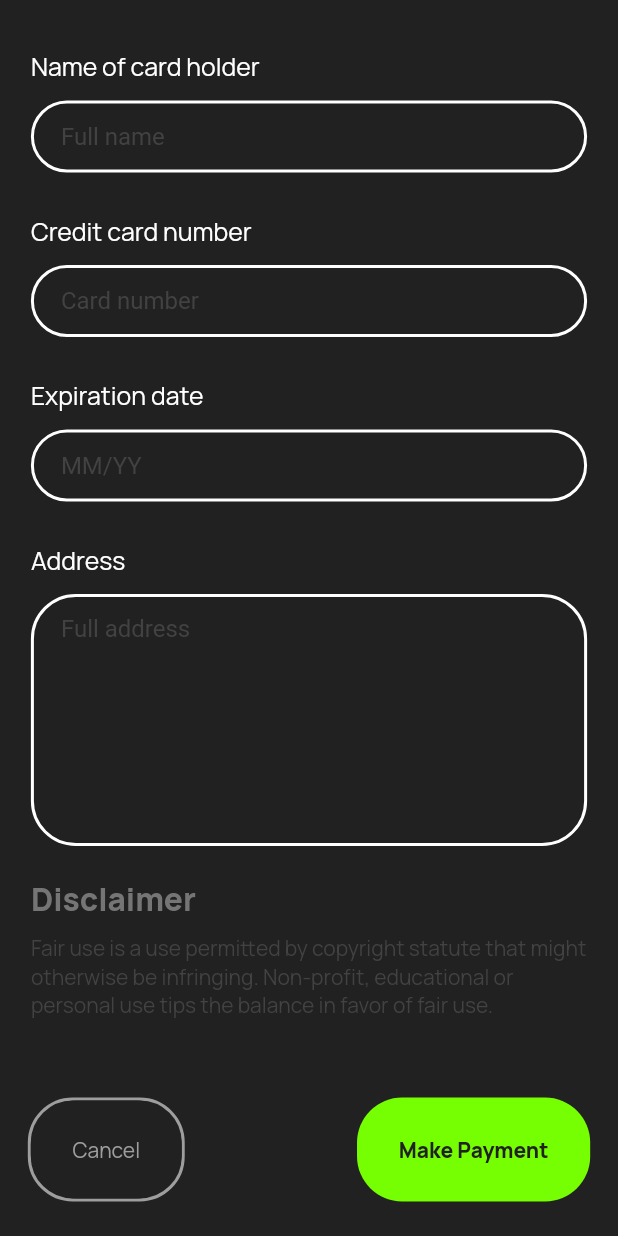
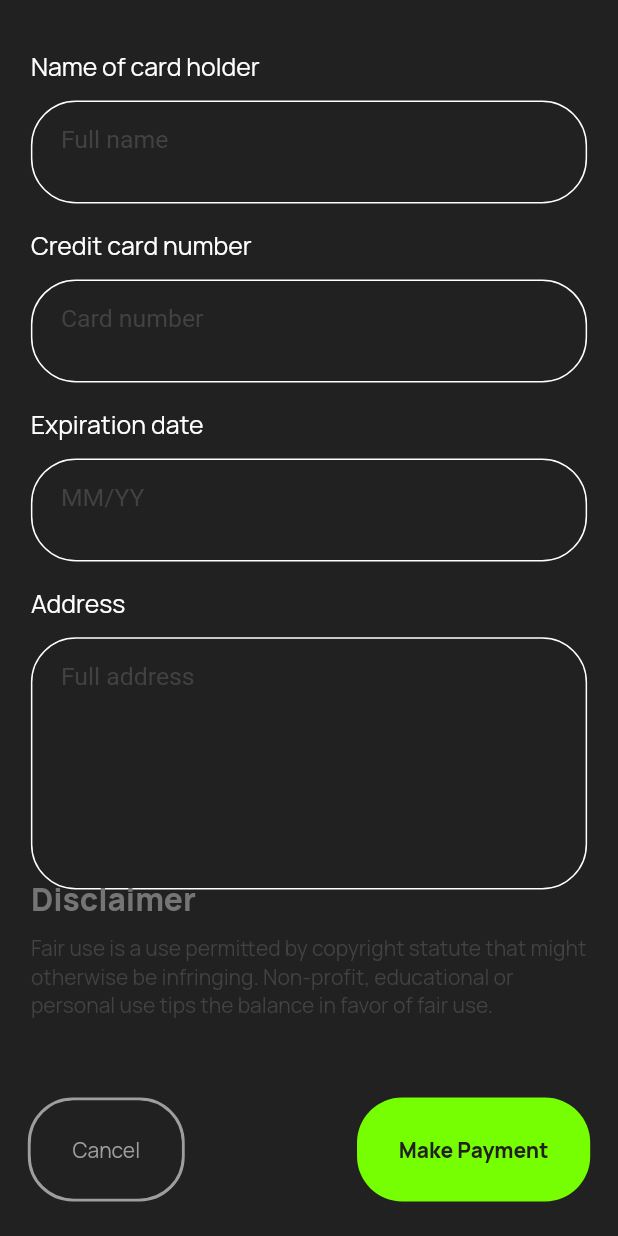
Before and after one commit to Magynon/ALBOOM, a Flutter app: the screen it shows after launch, item 2 of the bottom bar chosen, after a tap on "Payment Info", on a phone screen of 412 x 824 dp. Run offline on Flutter 3.47's test engine with Material 2 defaults, Android fonts, the light colour scheme and no system bars; our stand-ins replace share.

Commit message:
updated backend with Provider & on checkout, cart list empties

```diff
--- a/lib/Objects/cartItem.dart
+++ b/lib/Objects/cartItem.dart
@@ -1,4 +1,6 @@
 import 'dart:math';
+
+import 'package:flutter/foundation.dart';
 
 import 'album.dart';
 
@@ -9,7 +11,7 @@ class CartItem {
   CartItem(this.item, this.quantity);
 }
 
-class ListOfCartItems {
+class ListOfCartItems with ChangeNotifier {
   late List<CartItem> listOfItems;
   int subTotal = 0, shippingFees = 0, total = 0;
 
@@ -21,6 +23,7 @@ class ListOfCartItems {
 
     total = shippingFees;
     subTotal = 0;
+    notifyListeners();
   }
 
   addItemToList(CartItem item) {
@@ -32,6 +35,8 @@ class ListOfCartItems {
         // update final prices
         subTotal += item.item.price;
         total += item.item.price;
+        notifyListeners();
+
         return;
       }
     }
@@ -39,6 +44,7 @@ class ListOfCartItems {
     listOfItems.add(item);
     subTotal += item.item.price;
     total += item.item.price;
+    notifyListeners();
   }
 
   popItemFromList(CartItem item) {
@@ -54,6 +60,8 @@ class ListOfCartItems {
         // update final prices
         subTotal -= item.item.price;
         total -= item.item.price;
+        notifyListeners();
+
         return;
       }
     }
@@ -66,5 +74,6 @@ class ListOfCartItems {
     }
     total = shippingFees;
     subTotal = 0;
+    notifyListeners();
   }
 }
--- a/lib/database/AlbumList.dart
+++ b/lib/database/AlbumList.dart
@@ -5,10 +5,10 @@ import 'package:app/Objects/cartItem.dart';
 import 'package:app/screens/buyAlbum_landscape.dart';
 import 'package:app/screens/buyAlbum_portrait.dart';
 import 'package:flutter/material.dart';
+import 'package:provider/provider.dart';
 
 class AlbumList extends StatefulWidget {
-  final ListOfCartItems itemList;
-  const AlbumList({Key? key, required this.itemList}) : super(key: key);
+  const AlbumList({Key? key}) : super(key: key);
 
   @override
   _AlbumListState createState() => _AlbumListState();
@@ -91,7 +91,7 @@ class _AlbumListState extends State<AlbumList> {
               ),
               child: Column(
                 children: [
-                  _albumArt(albumList, index),
+                  _albumArt(index),
                   Container(
                     width: 150,
                     child: _likeArea(albumList, index),
@@ -105,7 +105,9 @@ class _AlbumListState extends State<AlbumList> {
     );
   }
 
-  Widget _albumArt(ListOfAlbums albumList, int index) {
+  Widget _albumArt(int index) {
+    final itemList = Provider.of<ListOfCartItems>(context);
+
     return GestureDetector(
       onTap: () {
         showDialog(
@@ -116,12 +118,12 @@ class _AlbumListState extends State<AlbumList> {
                 if (orientation == Orientation.portrait)
                   return BuyScreenPortrait(
                     albumObj: albumList.listOfAlbums.elementAt(index),
-                    itemList: widget.itemList,
+                    itemList: itemList,
                   );
                 else
                   return BuyScreenLandscape(
                     albumObj: albumList.listOfAlbums.elementAt(index),
-                    itemList: widget.itemList,
+                    itemList: itemList,
                   );
               },
             );
--- a/lib/screens/cart_screen.dart
+++ b/lib/screens/cart_screen.dart
@@ -2,6 +2,7 @@ import 'package:app/Objects/cartItem.dart';
 import 'package:app/screens/checkout_screen.dart';
 import 'package:flutter/material.dart';
 import 'package:flutter/services.dart';
+import 'package:provider/provider.dart';
 
 void checkoutDialog(BuildContext context, ListOfCartItems itemList) {
   WidgetsBinding.instance!.addPostFrameCallback((_) => Navigator.push(
@@ -12,8 +13,7 @@ void checkoutDialog(BuildContext context, ListOfCartItems itemList) {
 }
 
 class CartScreen extends StatefulWidget {
-  final ListOfCartItems itemList;
-  CartScreen({Key? key, required this.itemList}) : super(key: key);
+  CartScreen({Key? key}) : super(key: key);
 
   @override
   _CartScreenState createState() => _CartScreenState();
@@ -42,11 +42,11 @@ class _CartScreenState extends State<CartScreen> {
   Widget build(BuildContext context) {
     double screenHeight = MediaQuery.of(context).size.height - 70 - 60;
     double screenWidth = MediaQuery.of(context).size.width * 0.9;
-
-    for (int i = 0; i < widget.itemList.listOfItems.length; i++) {
-      print(widget.itemList.listOfItems[i].item.name);
-      print(widget.itemList.listOfItems[i].quantity);
-      print("total: " + widget.itemList.total.toString());
+    final itemList = Provider.of<ListOfCartItems>(context);
+    for (int i = 0; i < itemList.listOfItems.length; i++) {
+      print(itemList.listOfItems[i].item.name);
+      print(itemList.listOfItems[i].quantity);
+      print("total: " + itemList.total.toString());
     }
 
     return Scaffold(
@@ -83,7 +83,6 @@ class _CartScreenState extends State<CartScreen> {
                 child: TotalPrice(
                   sectionHeight: screenHeight * 0.17,
                   screenWidth: screenWidth,
-                  itemList: widget.itemList,
                 ),
               ),
 
@@ -102,11 +101,12 @@ class _CartScreenState extends State<CartScreen> {
   }
 
   Widget _listOfItems(double screenHeight, double screenWidth) {
+    final itemList = Provider.of<ListOfCartItems>(context);
     return Expanded(
       child: SizedBox(
         child: ListView.builder(
             shrinkWrap: true,
-            itemCount: widget.itemList.listOfItems.length,
+            itemCount: itemList.listOfItems.length,
             itemBuilder: (BuildContext context, int index) {
               return Padding(
                 padding: EdgeInsets.only(top: screenHeight * 0.02),
@@ -123,6 +123,7 @@ class _CartScreenState extends State<CartScreen> {
     double albumDetailsWidth = leftSideWidth * 0.7;
     double rightSideWidth = screenWidth * 0.3;
 
+    final itemList = Provider.of<ListOfCartItems>(context);
     return Container(
       padding: EdgeInsets.only(bottom: screenHeight * 0.02),
       child: Row(
@@ -136,7 +137,7 @@ class _CartScreenState extends State<CartScreen> {
               children: [
                 Container(
                   child: Image.asset(
-                    widget.itemList.listOfItems[index].item.coverArt,
+                    itemList.listOfItems[index].item.coverArt,
                     width: imageWidth,
                   ),
                 ),
@@ -153,7 +154,7 @@ class _CartScreenState extends State<CartScreen> {
                         width: albumDetailsWidth * 0.9,
                         // color: Colors.green,
                         child: Text(
-                          widget.itemList.listOfItems[index].item.name,
+                          itemList.listOfItems[index].item.name,
                           // "Album namekjhjvjvbjhgjn",
                           style: TextStyle(
                             color: Colors.white,
@@ -169,9 +170,9 @@ class _CartScreenState extends State<CartScreen> {
                         // color: Colors.black,
                         width: albumDetailsWidth * 0.9,
                         child: Text(
-                          widget.itemList.listOfItems[index].item.band +
+                          itemList.listOfItems[index].item.band +
                               " " +
-                              widget.itemList.listOfItems[index].item.year,
+                              itemList.listOfItems[index].item.year,
                           // "Band year",
                           style: TextStyle(
                             color: Colors.white54,
@@ -210,15 +211,15 @@ class _CartScreenState extends State<CartScreen> {
                         padding: EdgeInsets.zero,
                         onPressed: () {
                           setState(() {
-                            widget.itemList.popItemFromList(
-                                widget.itemList.listOfItems[index]);
+                            itemList
+                                .popItemFromList(itemList.listOfItems[index]);
                           });
                         },
                         icon: Icon(Icons.remove_circle_outline,
                             color: Colors.white60),
                       ),
                       Text(
-                        widget.itemList.listOfItems[index].quantity.toString(),
+                        itemList.listOfItems[index].quantity.toString(),
                         style: TextStyle(
                           color: Colors.white54,
                           fontFamily: "Manrope",
@@ -231,8 +232,7 @@ class _CartScreenState extends State<CartScreen> {
                         iconSize: rightSideWidth * 0.2,
                         onPressed: () {
                           setState(() {
-                            widget.itemList.addItemToList(
-                                widget.itemList.listOfItems[index]);
+                            itemList.addItemToList(itemList.listOfItems[index]);
                           });
                         },
                         icon: Icon(Icons.add_circle_outline,
@@ -246,9 +246,7 @@ class _CartScreenState extends State<CartScreen> {
                   width: rightSideWidth * 0.8,
                   alignment: Alignment.center,
                   child: Text(
-                    "\$" +
-                        widget.itemList.listOfItems[index].item.price
-                            .toString(),
+                    "\$" + itemList.listOfItems[index].item.price.toString(),
                     style: TextStyle(
                       color: Colors.white,
                       fontFamily: "Manrope",
@@ -266,6 +264,7 @@ class _CartScreenState extends State<CartScreen> {
   }
 
   Widget subtitle(double sectionHeight, double screenWidth) {
+    final itemList = Provider.of<ListOfCartItems>(context);
     return Row(
       mainAxisAlignment: MainAxisAlignment.spaceBetween,
       children: [
@@ -303,7 +302,7 @@ class _CartScreenState extends State<CartScreen> {
           alignment: Alignment.centerRight,
           child: TextButton(
             style: ButtonStyle(
-              overlayColor: widget.itemList.listOfItems.isEmpty
+              overlayColor: itemList.listOfItems.isEmpty
                   ? MaterialStateColor.resolveWith(
                       (states) => Colors.transparent)
                   : MaterialStateColor.resolveWith(
@@ -312,13 +311,13 @@ class _CartScreenState extends State<CartScreen> {
             ),
             onPressed: () {
               setState(() {
-                widget.itemList.clearQueue();
+                itemList.clearQueue();
               });
             },
             child: Text(
               "Remove all",
               style: TextStyle(
-                color: widget.itemList.listOfItems.isEmpty
+                color: itemList.listOfItems.isEmpty
                     ? Colors.grey[700]
                     : Colors.white,
                 fontWeight: FontWeight.normal,
@@ -334,6 +333,7 @@ class _CartScreenState extends State<CartScreen> {
   }
 
   Widget paymentButton(double sectionHeight, double screenWidth) {
+    final itemList = Provider.of<ListOfCartItems>(context);
     return Container(
       height: sectionHeight * 0.7,
       child: TextButton(
@@ -346,7 +346,7 @@ class _CartScreenState extends State<CartScreen> {
           backgroundColor: MaterialStateColor.resolveWith(
               (states) => Colors.lightGreenAccent[400]!),
         ),
-        onPressed: () => checkoutDialog(context, widget.itemList),
+        onPressed: () => checkoutDialog(context, itemList),
         child: Padding(
           padding: EdgeInsets.symmetric(horizontal: sectionHeight * 0.2),
           child: Text(
@@ -366,12 +366,10 @@ class _CartScreenState extends State<CartScreen> {
 
 class TotalPrice extends StatefulWidget {
   final double sectionHeight, screenWidth;
-  final ListOfCartItems itemList;
   TotalPrice({
     Key? key,
     required this.sectionHeight,
     required this.screenWidth,
-    required this.itemList,
   }) : super(key: key);
 
   @override
@@ -393,6 +391,7 @@ class _TotalPriceState extends State<TotalPrice> {
       fontFamily: 'Manrope',
       fontSize: widget.sectionHeight * 0.1,
     );
+    final itemList = Provider.of<ListOfCartItems>(context);
     return Container(
       // color: Colors.yellow,
       child: Column(
@@ -413,7 +412,7 @@ class _TotalPriceState extends State<TotalPrice> {
                   style: normalStyle,
                 ),
                 Text(
-                  "\$" + widget.itemList.subTotal.toString(),
+                  "\$" + itemList.subTotal.toString(),
                   style: normalStyle,
                 ),
               ],
@@ -429,7 +428,7 @@ class _TotalPriceState extends State<TotalPrice> {
                   style: normalStyle,
                 ),
                 Text(
-                  "\$" + widget.itemList.shippingFees.toString(),
+                  "\$" + itemList.shippingFees.toString(),
                   style: normalStyle,
                 ),
               ],
@@ -443,7 +442,7 @@ class _TotalPriceState extends State<TotalPrice> {
                 style: boldStyle,
               ),
               Text(
-                "\$" + widget.itemList.total.toString(),
+                "\$" + itemList.total.toString(),
                 style: boldStyle,
               ),
             ],
--- a/lib/screens/checkout_screen.dart
+++ b/lib/screens/checkout_screen.dart
@@ -123,27 +123,34 @@ class _CheckoutDialogState extends State<CheckoutDialog> {
         Padding(
           padding: EdgeInsets.only(
             top: sectionHeight * 0.02,
-            bottom: sectionHeight * 0.05,
+            bottom: sectionHeight * 0.03,
           ),
           child: TextField(
             controller: holderName,
+            textAlignVertical: TextAlignVertical.top,
             style: TextStyle(
               color: Colors.white,
             ),
             decoration: InputDecoration(
+              isDense: true,
+              contentPadding: EdgeInsets.only(
+                left: 20,
+                top: sectionHeight * 0.03,
+                bottom: sectionHeight * 0.06,
+              ),
               enabledBorder: OutlineInputBorder(
-                borderSide: BorderSide(color: Colors.white, width: 2.0),
+                borderSide: BorderSide(color: Colors.white, width: 1.0),
                 borderRadius: BorderRadius.circular(30),
               ),
               focusedBorder: OutlineInputBorder(
-                borderSide: BorderSide(color: Colors.white, width: 3.0),
+                borderSide: BorderSide(color: Colors.white, width: 2.0),
                 borderRadius: BorderRadius.circular(30),
               ),
               hintText: 'Full name',
               hintStyle: TextStyle(
                 color: Colors.grey[800],
+                fontSize: sectionHeight * 0.03,
               ),
-              contentPadding: EdgeInsets.only(left: 20.0),
             ),
           ),
         ),
@@ -154,27 +161,34 @@ class _CheckoutDialogState extends State<CheckoutDialog> {
         Padding(
           padding: EdgeInsets.only(
             top: sectionHeight * 0.02,
-            bottom: sectionHeight * 0.05,
+            bottom: sectionHeight * 0.03,
           ),
           child: TextField(
             controller: cardNumber,
+            textAlignVertical: TextAlignVertical.top,
             style: TextStyle(
               color: Colors.white,
             ),
             decoration: InputDecoration(
+              isDense: true,
+              contentPadding: EdgeInsets.only(
+                left: 20,
+                top: sectionHeight * 0.03,
+                bottom: sectionHeight * 0.06,
+              ),
               enabledBorder: OutlineInputBorder(
-                borderSide: BorderSide(color: Colors.white, width: 2.0),
+                borderSide: BorderSide(color: Colors.white, width: 1.0),
                 borderRadius: BorderRadius.circular(30),
               ),
               focusedBorder: OutlineInputBorder(
-                borderSide: BorderSide(color: Colors.white, width: 3.0),
+                borderSide: BorderSide(color: Colors.white, width: 2.0),
                 borderRadius: BorderRadius.circular(30),
               ),
               hintText: 'Card number',
               hintStyle: TextStyle(
                 color: Colors.grey[800],
+                fontSize: sectionHeight * 0.03,
               ),
-              contentPadding: EdgeInsets.only(left: 20.0),
             ),
           ),
         ),
@@ -185,27 +199,34 @@ class _CheckoutDialogState extends State<CheckoutDialog> {
         Padding(
           padding: EdgeInsets.only(
             top: sectionHeight * 0.02,
-            bottom: sectionHeight * 0.05,
+            bottom: sectionHeight * 0.03,
           ),
           child: TextField(
+            textAlignVertical: TextAlignVertical.top,
             controller: expirationDate,
             style: TextStyle(
               color: Colors.white,
             ),
             decoration: InputDecoration(
+              isDense: true,
+              contentPadding: EdgeInsets.only(
+                left: 20,
+                top: sectionHeight * 0.03,
+                bottom: sectionHeight * 0.06,
+              ),
               enabledBorder: OutlineInputBorder(
-                borderSide: BorderSide(color: Colors.white, width: 2.0),
+                borderSide: BorderSide(color: Colors.white, width: 1.0),
                 borderRadius: BorderRadius.circular(30),
               ),
               focusedBorder: OutlineInputBorder(
-                borderSide: BorderSide(color: Colors.white, width: 3.0),
+                borderSide: BorderSide(color: Colors.white, width: 2.0),
                 borderRadius: BorderRadius.circular(30),
               ),
               hintText: 'MM/YY',
               hintStyle: TextStyle(
                 color: Colors.grey[800],
+                fontSize: sectionHeight * 0.03,
               ),
-              contentPadding: EdgeInsets.only(left: 20.0),
             ),
           ),
         ),
@@ -224,20 +245,25 @@ class _CheckoutDialogState extends State<CheckoutDialog> {
               color: Colors.white,
             ),
             decoration: InputDecoration(
+              isDense: true,
+              contentPadding: EdgeInsets.only(
+                left: 20,
+                top: sectionHeight * 0.03,
+                bottom: sectionHeight * 0.24,
+              ),
               enabledBorder: OutlineInputBorder(
-                borderSide: BorderSide(color: Colors.white, width: 2.0),
+                borderSide: BorderSide(color: Colors.white, width: 1.0),
                 borderRadius: BorderRadius.circular(30),
               ),
               focusedBorder: OutlineInputBorder(
-                borderSide: BorderSide(color: Colors.white, width: 3.0),
+                borderSide: BorderSide(color: Colors.white, width: 2.0),
                 borderRadius: BorderRadius.circular(30),
               ),
               hintText: 'Full address',
               hintStyle: TextStyle(
                 color: Colors.grey[800],
+                fontSize: sectionHeight * 0.03,
               ),
-              contentPadding: EdgeInsets.only(
-                  top: 14, left: 20.0, bottom: sectionHeight * 0.27 - 14),
             ),
           ),
         ),
@@ -302,6 +328,7 @@ class _CheckoutDialogState extends State<CheckoutDialog> {
           setState(() {
             widget.itemList.clearQueue();
           });
+
           Navigator.pop(context);
         },
         child: Padding(
--- a/lib/screens/current_screen.dart
+++ b/lib/screens/current_screen.dart
@@ -5,6 +5,7 @@ import 'package:app/components/topBarSettings.dart';
 import 'package:app/screens/cart_screen.dart';
 import 'package:app/screens/settings_screen.dart';
 import 'package:flutter/material.dart';
+import 'package:provider/provider.dart';
 
 import 'home_screen.dart';
 
@@ -28,8 +29,10 @@ class _CurrentScreenState extends State<CurrentScreen> {
   @override
   Widget build(BuildContext context) {
     List<Widget> _widgetOptions = <Widget>[
-      HomeScreen(itemList: itemList),
-      CartScreen(itemList: itemList),
+      ChangeNotifierProvider<ListOfCartItems>(
+          create: (context) => ListOfCartItems(), child: HomeScreen()),
+      ChangeNotifierProvider<ListOfCartItems>(
+          create: (context) => ListOfCartItems(), child: CartScreen()),
       SettingsScreen(),
     ];
 
--- a/lib/screens/home_screen.dart
+++ b/lib/screens/home_screen.dart
@@ -3,10 +3,10 @@ import 'package:app/Objects/cartItem.dart';
 import 'package:app/database/AlbumList.dart';
 import 'package:app/database/LatestNews.dart';
 import 'package:flutter/material.dart';
+import 'package:provider/provider.dart';
 
 class HomeScreen extends StatefulWidget {
-  final ListOfCartItems itemList;
-  HomeScreen({Key? key, required this.itemList}) : super(key: key);
+  HomeScreen({Key? key}) : super(key: key);
 
   @override
   _HomeScreenState createState() => _HomeScreenState();
@@ -18,6 +18,7 @@ class _HomeScreenState extends State<HomeScreen> {
 
   @override
   Widget build(BuildContext context) {
+    final itemList = Provider.of<ListOfCartItems>(context);
     return Scaffold(
       //
       body: Stack(
@@ -50,9 +51,7 @@ class _HomeScreenState extends State<HomeScreen> {
                       ),
 
                       // album list
-                      AlbumList(
-                        itemList: widget.itemList,
-                      ),
+                      AlbumList(),
                     ],
                   ),
                 ],
--- a/pubspec.yaml
+++ b/pubspec.yaml
@@ -27,7 +27,7 @@ dependencies:
   english_words: ^4.0.0
   url_launcher: ^5.7.10
   share: ^2.0.4
-  slider_button: ^1.0.0
+  provider: ^5.0.0
 
   # The following adds the Cupertino Icons font to your application.
   # Use with the CupertinoIcons class for iOS style icons.
```
Also changed, not shown: pubspec.lock.
